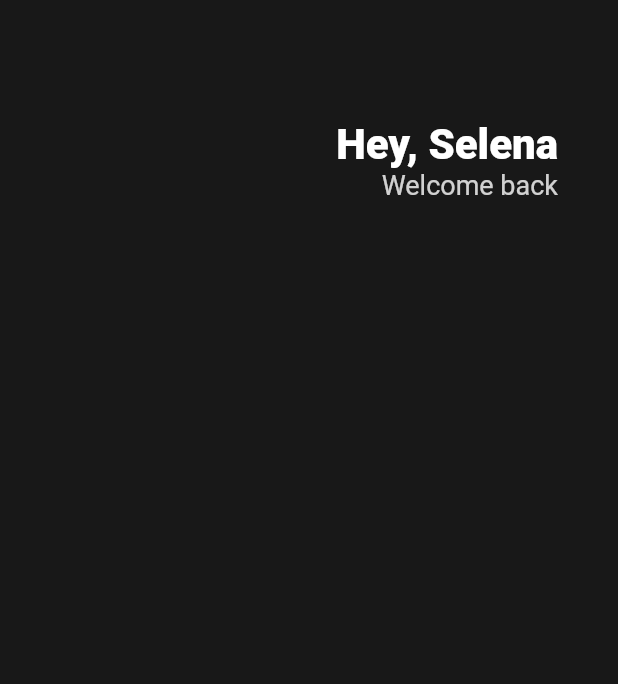
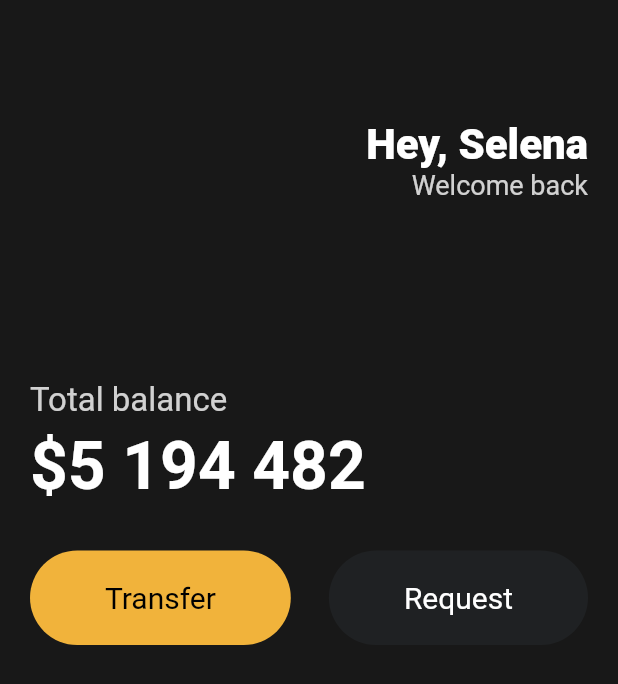
Before and after one commit to wellsbabo/flutter_practice, a Flutter app: the screen it shows after launch, on a phone screen of 412 x 824 dp. Shown: the top 684 px of the screen. Run offline on Flutter 3.47's test engine with Material 2 defaults, Android fonts, the phone set to English and light mode, and no system bars.

Commit message:
#3.5 완성

```diff
--- a/toonflix/lib/main.dart
+++ b/toonflix/lib/main.dart
@@ -1,5 +1,6 @@
 // import 'package:flutter/cupertino.dart';
 import 'package:flutter/material.dart';
+import 'package:toonflix/widgets/button.dart';
 
 class Player {
   String?
@@ -11,10 +12,12 @@
 void main() {
   var nico = Player(name: "nico");
 
-  runApp(App());
+  runApp(const App());
 }
 
 class App extends StatelessWidget {
+  const App({super.key});
+
   @override
   Widget build(BuildContext context) {
     // TODO: implement build
@@ -22,12 +25,13 @@
     // MaterialApp: 구글느낌
     return MaterialApp(
       home: Scaffold(
-          backgroundColor: Color(0xFF181818),
+          backgroundColor: const Color(0xFF181818),
           body: Padding(
-            padding: EdgeInsets.symmetric(horizontal: 40),
+            padding: const EdgeInsets.symmetric(horizontal: 20),
             child: Column(
+              crossAxisAlignment: CrossAxisAlignment.start,
               children: [
-                SizedBox(
+                const SizedBox(
                   height: 80,
                 ),
                 Row(
@@ -36,7 +40,7 @@
                     Column(
                       crossAxisAlignment: CrossAxisAlignment.end,
                       children: [
-                        Text(
+                        const Text(
                           "Hey, Selena",
                           style: TextStyle(
                             color: Colors.white,
@@ -54,6 +58,43 @@
                       ],
                     )
                   ],
+                ),
+                const SizedBox(
+                  height: 120,
+                ),
+                Text(
+                  "Total balance",
+                  style: TextStyle(
+                    fontSize: 22,
+                    color: Colors.white.withOpacity(0.8),
+                  ),
+                ),
+                const SizedBox(
+                  height: 5,
+                ),
+                const Text(
+                  "\$5 194 482",
+                  style: TextStyle(
+                    fontSize: 44,
+                    fontWeight: FontWeight.w600,
+                    color: Colors.white,
+                  ),
+                ),
+                const SizedBox(
+                  height: 30,
+                ),
+                const Row(
+                  mainAxisAlignment: MainAxisAlignment.spaceBetween,
+                  children: [
+                    Button(
+                        text: "Transfer",
+                        bgColor: Color(0xFFF1B33B),
+                        textColor: Colors.black),
+                    Button(
+                        text: "Request",
+                        bgColor: Color(0xFF1F2123),
+                        textColor: Colors.white)
+                  ],
                 )
               ],
             ),
--- /dev/null
+++ b/toonflix/lib/widgets/button.dart
@@ -0,0 +1,37 @@
+import 'package:flutter/material.dart';
+
+class Button extends StatelessWidget {
+  final String text;
+  final Color bgColor;
+  final Color textColor;
+
+  const Button({
+    super.key,
+    required this.text,
+    required this.bgColor,
+    required this.textColor,
+  });
+
+  @override
+  Widget build(BuildContext context) {
+    return Container(
+      decoration: BoxDecoration(
+        borderRadius: BorderRadius.circular(45),
+        color: bgColor,
+      ),
+      child: Padding(
+        padding: const EdgeInsets.symmetric(
+          vertical: 20,
+          horizontal: 50,
+        ),
+        child: Text(
+          text,
+          style: TextStyle(
+            fontSize: 20,
+            color: textColor,
+          ),
+        ),
+      ),
+    );
+  }
+}
```
